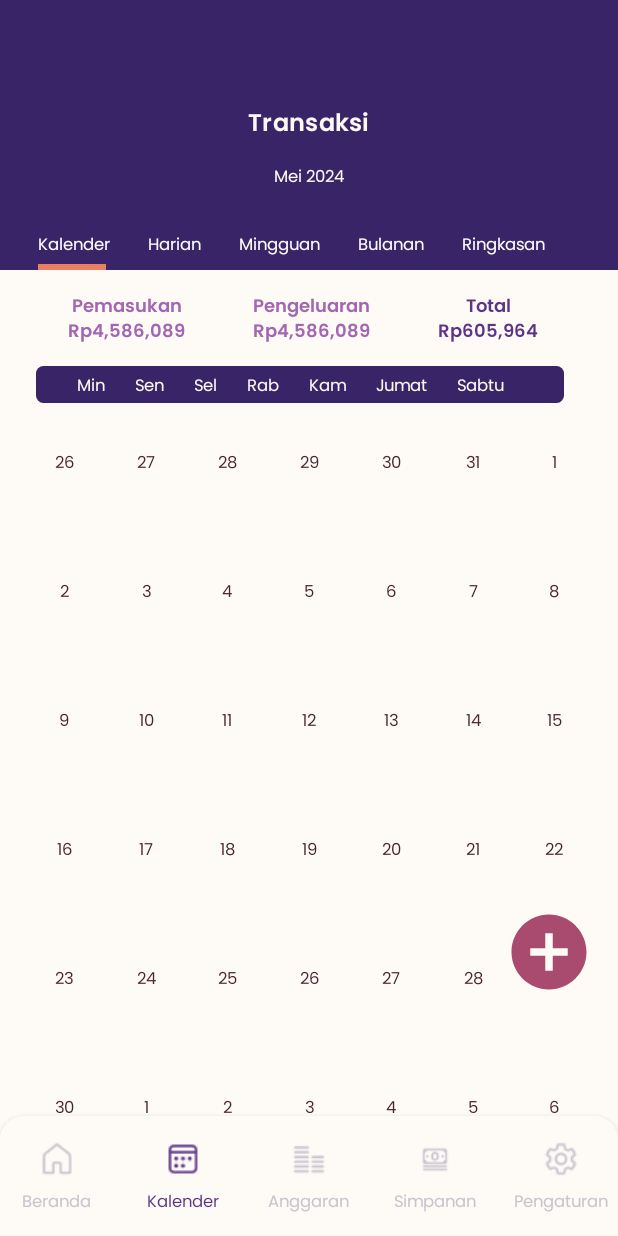
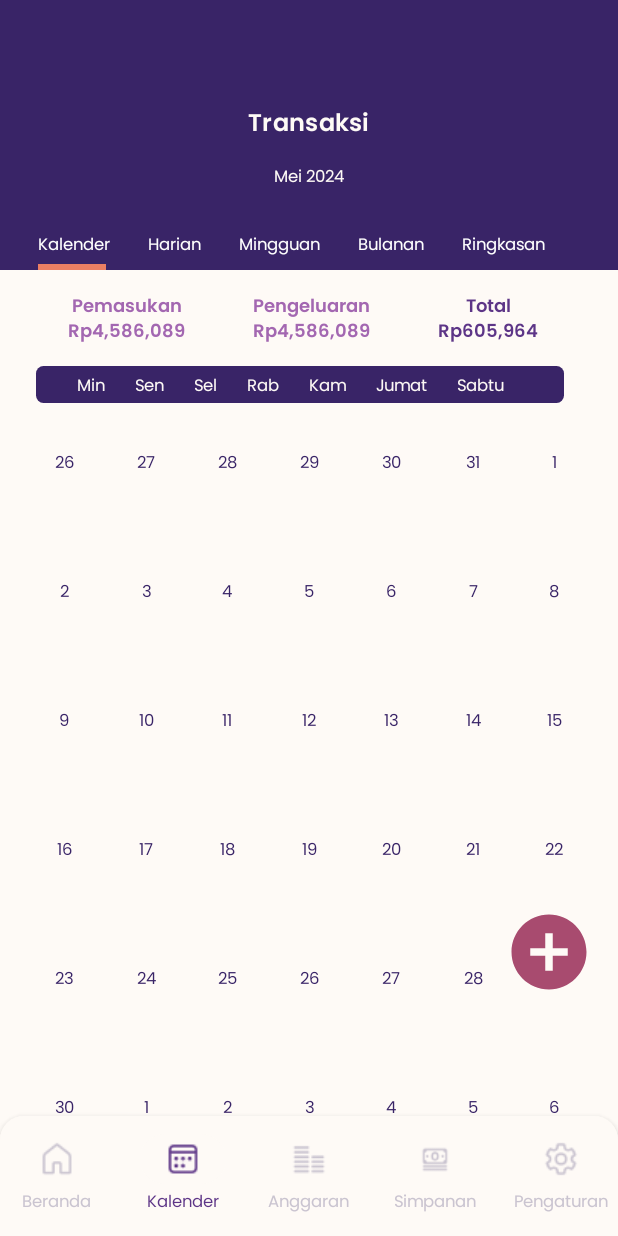
Before and after one commit to indradprasetya/SavvySwatantra, an Android app built with Jetpack Compose: the MonthlyScreen screen opened through its navigation route, item 2 of the bottom bar chosen, on a phone screen of 412 x 824 dp. Run offline under Robolectric (Android 15) with nearby library versions, the phone set to English and light mode, and no system bars.

Commit message:
baikin tampilan

```diff
--- a/app/src/main/java/com/example/savvyswantatra/Kalender/TampilanKalender.kt
+++ b/app/src/main/java/com/example/savvyswantatra/Kalender/TampilanKalender.kt
@@ -57,83 +57,7 @@ import java.time.YearMonth
 @Composable
 fun TampilanKalender(navController: NavController) {
 
-        kalenderbar(navController)
-/*        Row(
-            modifier = Modifier
-                .padding(vertical = 155.dp)
-        ) {
-            Spacer(modifier = Modifier.width(25.dp))
-            Column {
-                Text(
-                    text = "Kalender",
-                    style = Typography.bodySmall,
-                    color = WhiteSavvy,
-                    modifier = Modifier.clickable(onClick = {
-                        navController.navigate("kalender")
-                    })
-
-                )
-                Spacer(modifier = Modifier.height(5.dp))
-                Divider(
-                    modifier = Modifier
-                        .width(50.dp),
-                    thickness = 4.dp,
-                    color = OrangeSavvy
-                )
-            }
-
-            Spacer(modifier = Modifier.width(25.dp))
-            Text(
-                text = "Harian",
-                style = Typography.bodySmall,
-                color = WhiteSavvy,
-                modifier = Modifier.clickable(onClick = {
-                    navController.navigate("harianKalender")
-                })
-
-
-            )
-            Spacer(modifier = Modifier.width(25.dp))
-            Text(
-                text = "Mingguan",
-                style = Typography.bodySmall,
-                color = WhiteSavvy,
-                modifier = Modifier.clickable(onClick = {
-                    navController.navigate("mingguanKalender")
-                })
-
-
-            )
-            Spacer(modifier = Modifier.width(25.dp))
-            Column {
-                Text(
-                    text = "Bulanan",
-                    style = Typography.bodySmall,
-                    color = WhiteSavvy,
-                    modifier = Modifier.clickable(onClick = {
-                        navController.navigate("bulananKalender")
-                    }
-                    )
-                )
-                Spacer(modifier = Modifier.height(5.dp))
-
-            }
-
-            Spacer(modifier = Modifier.width(25.dp))
-            Text(
-                text = "Ringkasan",
-                style = Typography.bodySmall,
-                color = WhiteSavvy,
-                modifier = Modifier.clickable(onClick = {
-                    navController.navigate("ringkasanKalender")
-                })
-
-            )
-
-        }
-
- */
-
+    kalenderbar(navController)
     Card(
         shape = RectangleShape,
         modifier = Modifier
@@ -359,6 +283,7 @@ fun SimpleCalendar(navController: NavController) {
                         Text(
                             text = "$day",
                             style = Typography.bodySmall,
+                            color = PurpleSavvy1,
                             modifier = Modifier
                                 .width(40.dp)
                                 .height(70.dp)
--- a/app/src/main/java/com/example/savvyswantatra/component/kalenderBar.kt
+++ b/app/src/main/java/com/example/savvyswantatra/component/kalenderBar.kt
@@ -1,5 +1,6 @@
 package com.example.savvyswantatra.component
 
+import android.util.Log
 import androidx.compose.foundation.background
 import androidx.compose.foundation.clickable
 import androidx.compose.foundation.layout.Arrangement
@@ -36,8 +37,10 @@ import com.example.savvyswantatra.ui.theme.poppinsFontFamily
 @Composable
 fun kalenderbar(navController: NavController) {
     // MutableState untuk mengontrol item yang dipilih
-    val (selectedItem, setSelectedItem) = rememberSaveable { mutableStateOf("Kalender") }
 
+    var (selectedItem, setSelectedItem) = rememberSaveable { mutableStateOf("Kalender") }
+
+    Log.d("KalenderBar", "Recompose with selectedItem: $selectedItem")
 
     // Fungsi untuk menampilkan Divider di bawah item yang dipilih
     fun isItemSelected(item: String): Boolean {
@@ -83,8 +86,8 @@ fun kalenderbar(navController: NavController) {
                         text = "Kalender",
                         style = Typography.bodySmall,
                         color = Color.White,
-                        modifier = Modifier.clickable (onClick =
-                        { navController.navigate("kalender") })
+                        modifier = Modifier.clickable { setSelectedItem("Kalender")
+                            navController.navigate("kalender")}
                     )
                     if (isItemSelected("Kalender")) {
                         Column {
@@ -103,8 +106,8 @@ fun kalenderbar(navController: NavController) {
                         text = "Harian",
                         style = Typography.bodySmall,
                         color = Color.White,
-                        modifier = Modifier.clickable(onClick =
-                        { navController.navigate("harianKalender") })
+                        modifier = Modifier.clickable {setSelectedItem("Harian")
+                            navController.navigate("harianKalender") }
                     )
                     if (isItemSelected("Harian")) {
                         Column {
@@ -124,8 +127,9 @@ fun kalenderbar(navController: NavController) {
                         text = "Mingguan",
                         style = Typography.bodySmall,
                         color = Color.White,
-                        modifier = Modifier.clickable (onClick =
-                        { navController.navigate("mingguanKalender") })
+                        modifier = Modifier.clickable
+                        { setSelectedItem("Mingguan")
+                            navController.navigate("mingguanKalender") }
                     )
                     if (isItemSelected("Mingguan")) {
                         Column {
@@ -145,8 +149,9 @@ fun kalenderbar(navController: NavController) {
                         text = "Bulanan",
                         style = Typography.bodySmall,
                         color = Color.White,
-                        modifier = Modifier.clickable (onClick =
-                        { navController.navigate("bulananKalender") })
+                        modifier = Modifier.clickable
+                        {setSelectedItem("bulananKalender")
+                            navController.navigate("bulananKalender") }
                     )
                     if (isItemSelected("bulananKalender")) {
                         Column {
@@ -167,7 +172,9 @@ fun kalenderbar(navController: NavController) {
                         style = Typography.bodySmall,
                         color = Color.White,
                         modifier = Modifier.clickable  { setSelectedItem("Ringkasan")
-                                navController.navigate("ringkasanKalender")}
+                                navController.navigate("ringkasanKalender")
+                            Log.d("KalenderBar", "Ringkasan clicked")
+                        }
                     )
                     if (isItemSelected("Ringkasan")) {
                         Column {
```
Also changed, not shown: app/src/main/java/com/example/savvyswantatra/Kalender/FormExpenseIncome.kt (+71 -4 lines).
